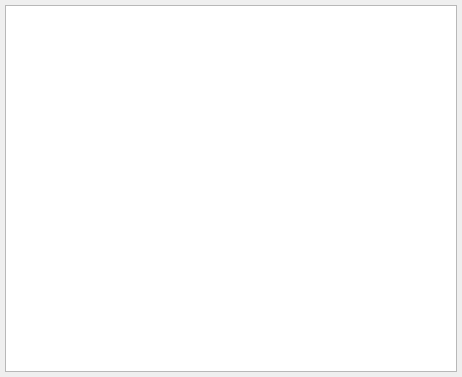
Old version of the form systeminformation.ui in the repository Blinkinlabs/PatternPaint.
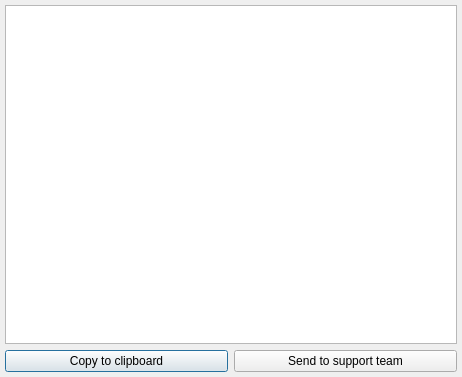
New version of the form.

Commit message: Implement #31, label changes

```diff
--- a/systeminformation.ui
+++ b/systeminformation.ui
@@ -36,6 +36,24 @@
      </property>
     </widget>
    </item>
+   <item>
+    <layout class="QHBoxLayout" name="horizontalLayout">
+     <item>
+      <widget class="QPushButton" name="copyToClipboard">
+       <property name="text">
+        <string>Copy to clipboard</string>
+       </property>
+      </widget>
+     </item>
+     <item>
+      <widget class="QPushButton" name="sendToSupport">
+       <property name="text">
+        <string>Send to support team</string>
+       </property>
+      </widget>
+     </item>
+    </layout>
+   </item>
   </layout>
  </widget>
  <resources/>
```
The commit also changes 5 other files.
